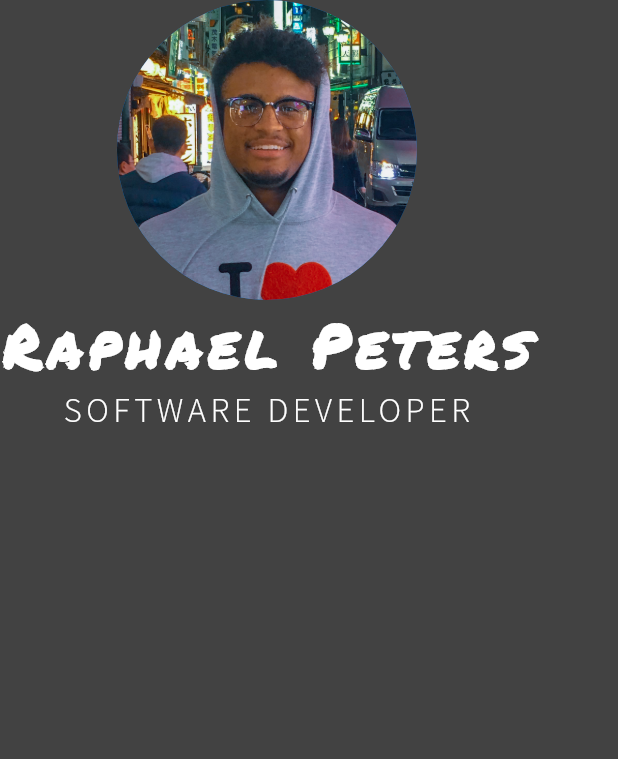
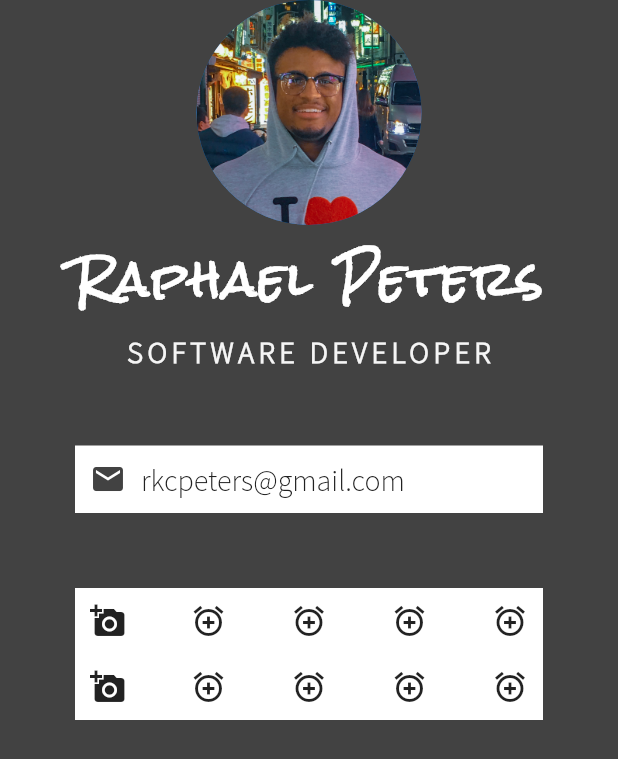
Before and after one commit to RKCP/Flutter-Dart-Learning, a Flutter app: the screen it shows after launch, on a phone screen of 412 x 824 dp. Shown: the top 759 px of the screen. Run offline on Flutter 3.47's test engine with Material 2 defaults, Android fonts, the phone set to English and light mode, and no system bars.

Commit message:
Learning how to implement icons into the flutter app. Also trying to learn how to add custom icons and use them with flutter, as the given icons by the flutter team at google do not include all that I need.

```diff
--- a/mi_card/lib/main.dart
+++ b/mi_card/lib/main.dart
@@ -14,26 +14,81 @@
             child: Column(
           children: <Widget>[
             CircleAvatar(
-              radius: 100,
+              radius: 75,
               backgroundImage: AssetImage('images/avatar.png'),
             ),
             Text(
               'Raphael Peters',
               style: TextStyle(
-                fontFamily: 'PermanentMarker',
-                fontSize: 40,
+                fontFamily: 'RockSalt',
+                fontSize: 30,
                 fontWeight: FontWeight.bold,
                 color: Colors.white,
-                letterSpacing: 4,
+                letterSpacing: 2,
               ),
             ),
             Text('SOFTWARE DEVELOPER',
                 style: TextStyle(
                   fontFamily: 'SourceSansPro',
-                  fontSize: 23,
-                  color: Colors.white,
+                  fontSize: 20,
+                  color: Colors.grey[100],
                   letterSpacing: 3,
-                ))
+                  fontWeight: FontWeight.bold,
+                )),
+            Container(
+              color: Colors.white,
+              margin: EdgeInsets.symmetric(vertical: 50, horizontal: 50),
+              padding: EdgeInsets.all(10),
+              child: Row(
+                children: <Widget>[
+                  Icon(
+                    Icons.email,
+                    color: Colors.grey[800],
+                  ),
+                  SizedBox(
+                    width: 10,
+                  ),
+                  Text(
+                    "rkcpeters@gmail.com",
+                    style: TextStyle(
+                      fontFamily: 'SourceSansPro',
+                      fontSize: 20,
+                      color: Colors.grey[900],
+                    ),
+                  )
+                ],
+              ),
+            ),
+            Container(
+              color: Colors.white,
+              margin: EdgeInsets.symmetric(vertical: 0, horizontal: 50),
+              padding: EdgeInsets.all(10),
+              child: Row(
+                mainAxisAlignment: MainAxisAlignment.spaceBetween,
+                children: <Widget>[
+                  Icon(Icons.add_a_photo),
+                  Icon(Icons.add_alarm),
+                  Icon(Icons.add_alarm),
+                  Icon(Icons.add_alarm),
+                  Icon(Icons.add_alarm),
+                ],
+              ),
+            ),
+            Container(
+              color: Colors.white,
+              margin: EdgeInsets.symmetric(vertical: 0, horizontal: 50),
+              padding: EdgeInsets.all(10),
+              child: Row(
+                mainAxisAlignment: MainAxisAlignment.spaceBetween,
+                children: <Widget>[
+                  Icon(Icons.add_a_photo),
+                  Icon(Icons.add_alarm),
+                  Icon(Icons.add_alarm),
+                  Icon(Icons.add_alarm),
+                  Icon(Icons.add_alarm),
+                ],
+              ),
+            )
           ],
         )),
       ),
--- a/mi_card/pubspec.yaml
+++ b/mi_card/pubspec.yaml
@@ -60,9 +60,9 @@
   # list giving the asset and other descriptors for the font. For
   # example:
   fonts:
-    - family: PermanentMarker
+    - family: RockSalt
       fonts:
-        - asset: fonts/PermanentMarker-Regular.ttf
+        - asset: fonts/RockSalt-Regular.ttf
     - family: SourceSansPro
       fonts:
         - asset: fonts/SourceSansPro-Light.ttf
```
Also changed, not shown: mi_card/fonts/RockSalt-Regular.ttf (added).
